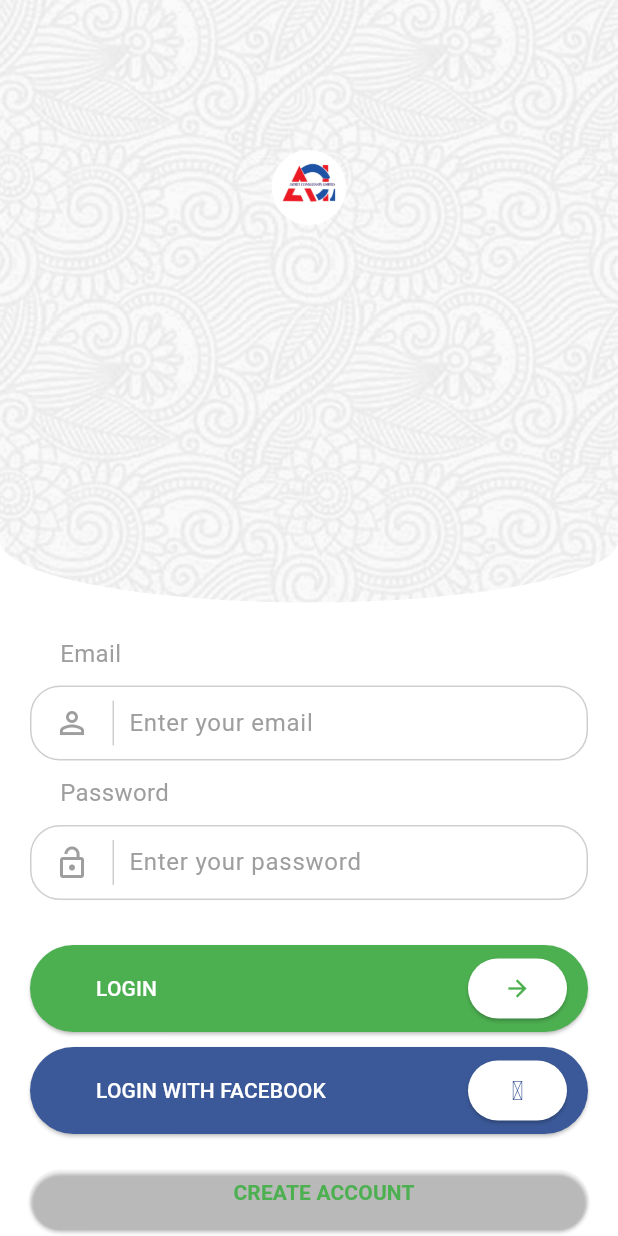
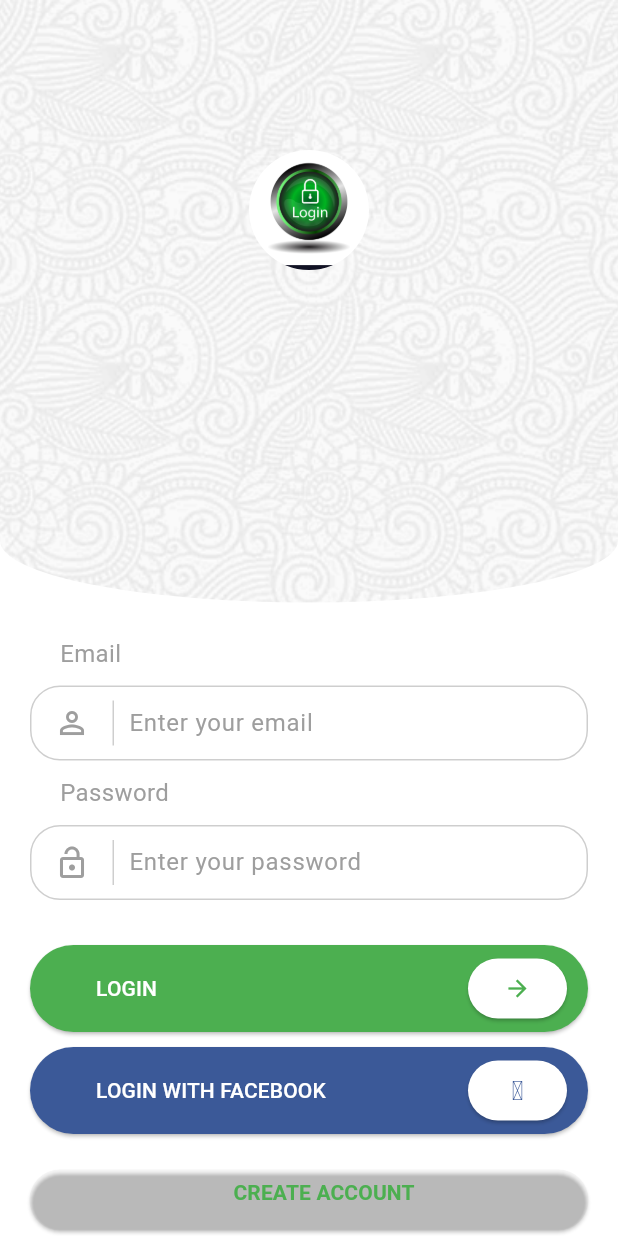
Before and after one commit to mwichabe/astretConsultant, a Flutter app: the screen it shows after launch, after a tap on "LOG IN", on a phone screen of 412 x 824 dp. Run offline on Flutter 3.47's test engine with Material 3 defaults, Android fonts, the phone set to English and light mode, and no system bars; our stand-ins replace cached_network_image, image_picker; network calls fail.

```diff
--- a/lib/home/homeTabs/homeWidgets/errorWidget.dart
+++ b/lib/home/homeTabs/homeWidgets/errorWidget.dart
@@ -1,4 +1,3 @@
-import 'package:astret/colors/loaders.dart';
 import 'package:flutter/material.dart';
 import 'package:url_launcher/url_launcher.dart';
 
--- a/lib/login/logIn.dart
+++ b/lib/login/logIn.dart
@@ -28,7 +28,7 @@ class LoginScreen1 extends StatelessWidget {
           child: Column(
             crossAxisAlignment: CrossAxisAlignment.start,
             mainAxisSize: MainAxisSize.max,
-            children: <Widget>[
+            children: [
               Expanded(
                 child: ClipPath(
                   clipper: MyClipper(),
@@ -45,10 +45,10 @@ class LoginScreen1 extends StatelessWidget {
                         children: [
                           ClipOval(
                             child: Image.asset(
-                              'assets/Untitled.jpeg',
+                              'assets/logIn.jpg',
                               fit: BoxFit.cover,
-                              width: 50.0,
-                              height: 50.0,
+                              width: 80.0,
+                              height: 80.0,
                             ),
                           ),
                         ],
--- a/pubspec.yaml
+++ b/pubspec.yaml
@@ -71,6 +71,7 @@ flutter:
     - assets/gmail.jpg
     - assets/phone.jpg
     - assets/whatsApp.jpg
+    - assets/logIn.jpg
 
 
 
```
Also changed, not shown: assets/logIn.jpg (added).
